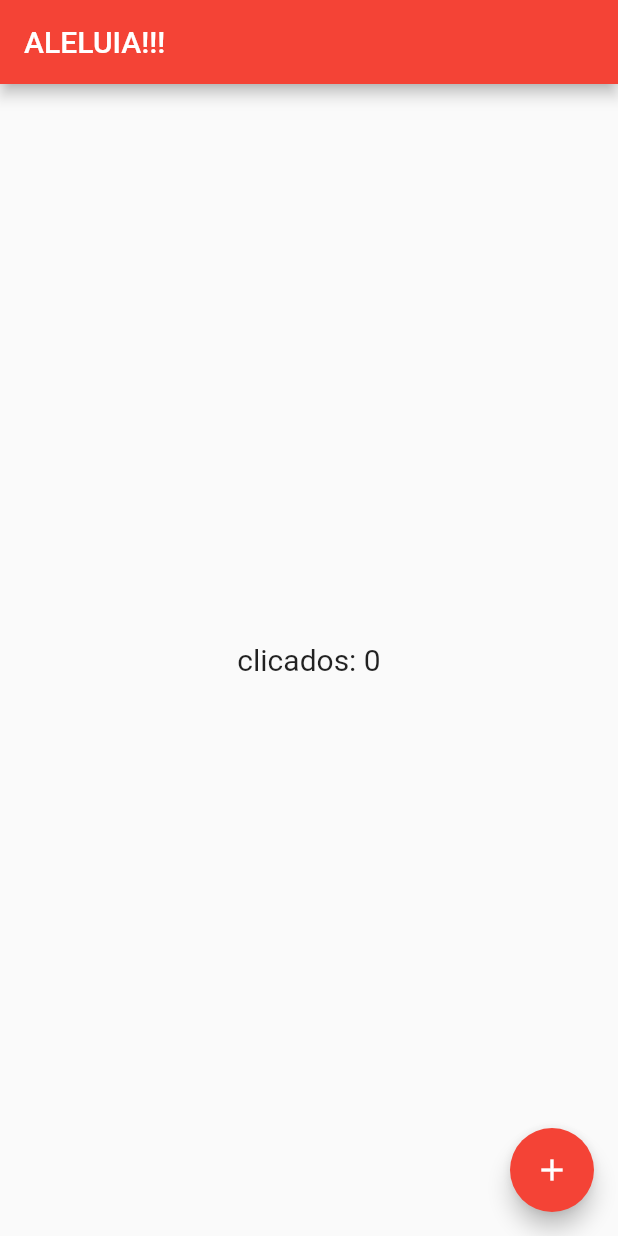
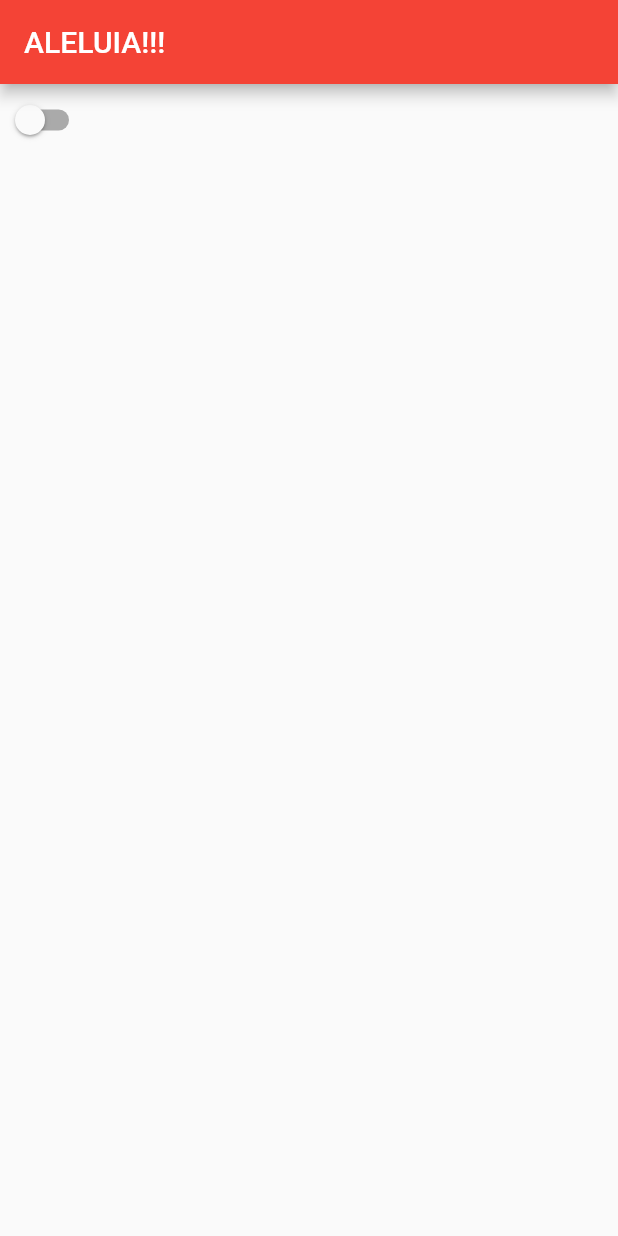
Before and after one commit to cairorib/flutter_estudos, a Flutter app: the screen it shows after launch, on a phone screen of 412 x 824 dp. Run offline on Flutter 3.47's test engine with Material 2 defaults, Android fonts, the phone set to English and light mode, and no system bars.

Commit message:
btn gerencia de tema

```diff
--- a/lib/app.widget.dart
+++ b/lib/app.widget.dart
@@ -1,5 +1,6 @@
 import 'package:flutter/material.dart';
 
+import 'app_controller.dart';
 import 'home_page.dart';
 
 class AppWidget extends StatelessWidget {
@@ -8,9 +9,22 @@ class AppWidget extends StatelessWidget {
 
   @override
   Widget build(BuildContext context) {
-    return MaterialApp(
-      theme: ThemeData(primarySwatch: Colors.red),
+    return AnimatedBuilder(
+      animation: AppController.instance,
+      builder: (context, child) {
+        return MaterialApp(
+          theme: ThemeData(
+              primarySwatch: Colors.red,
+              brightness: AppController.instance.isDartTheme
+                  ? Brightness.dark
+                  : Brightness.light /* brightness: Brightness.light */),
+          home: HomePage(),
+        );
+      },
+    );
+    /* return MaterialApp(
+      theme: ThemeData(primarySwatch: Colors.red, brightness: Brightness.light),
       home: HomePage(),
-    );
+    ); */
   }
 }
--- /dev/null
+++ b/lib/app_controller.dart
@@ -0,0 +1,11 @@
+import 'package:flutter/cupertino.dart';
+
+class AppController extends ChangeNotifier {
+  static AppController instance = AppController();
+
+  bool isDartTheme = false;
+  changeTheme() {
+    isDartTheme = !isDartTheme;
+    notifyListeners();
+  }
+}
--- a/lib/home_page.dart
+++ b/lib/home_page.dart
@@ -1,4 +1,5 @@
 import 'package:flutter/material.dart';
+import 'package:flutter_application_todo/app_controller.dart';
 
 class HomePage extends StatefulWidget {
   @override
@@ -9,14 +10,31 @@ class HomePage extends StatefulWidget {
 
 class HomePageState extends State<HomePage> {
   int counter = 0;
+
   @override
   Widget build(BuildContext context) {
     /* return Container(child: Center(child: Text('ALELUIA ALELUIA'))); */
     return Scaffold(
-      appBar: AppBar(
-        title: Text('ALELUIA!!!'),
-      ),
-      body: Center(
+        appBar: AppBar(
+          title: Text('ALELUIA!!!'),
+        ),
+        body: Container(
+          child: Switch(
+            value: AppController.instance.isDartTheme,
+            onChanged: (value) {
+              AppController.instance.changeTheme();
+              /* setState(() {
+                isDartTheme = value;
+              }); */
+            },
+          ),
+          /*  height: 200,
+          width: 200,
+          color: Colors.black,
+          child: Center(
+              child: Container(height: 100, width: 100, color: Colors.green)), */
+        )
+        /* Center(
         child: GestureDetector(
           child: Text(
             'clicados: $counter',
@@ -28,15 +46,15 @@ class HomePageState extends State<HomePage> {
             });
           },
         ),
-      ),
-      floatingActionButton: FloatingActionButton(
+      ), */
+        /*  floatingActionButton: FloatingActionButton(
         onPressed: () {
           setState(() {
             counter++;
           });
         },
         child: Icon(Icons.add),
-      ),
-    );
+      ), */
+        );
   }
 }
```
